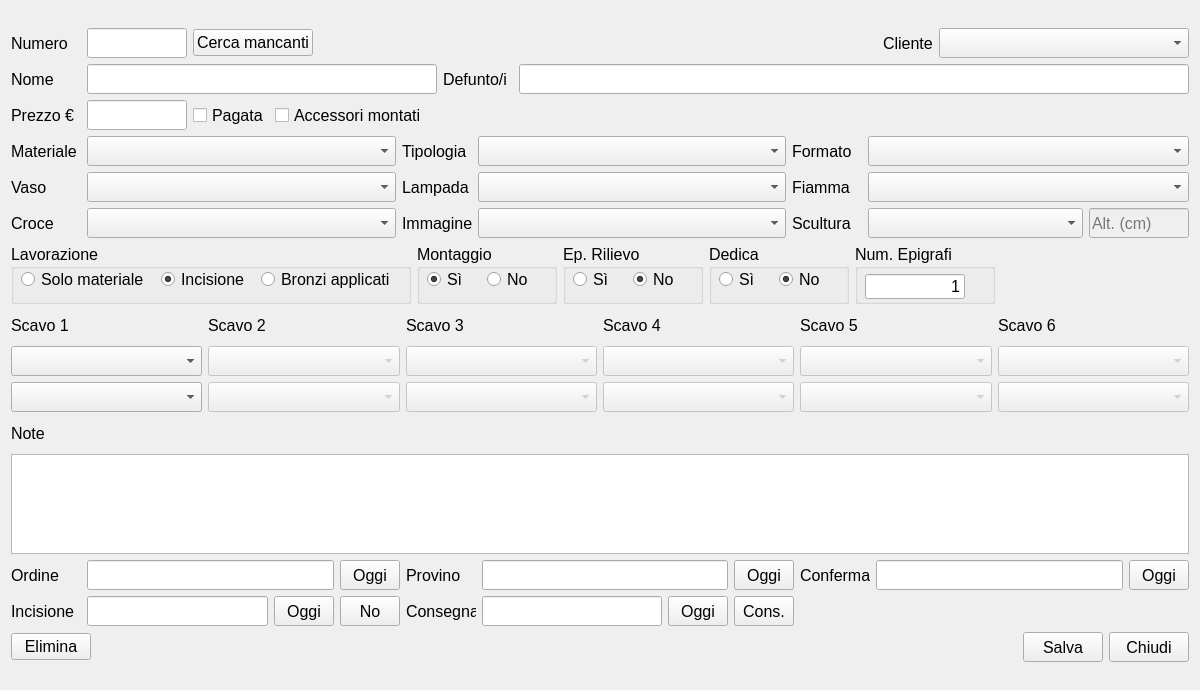
The window that Tomb.ui (LuigiCaradonna/funeraria) describes before a commit, drawn with Qt 5.
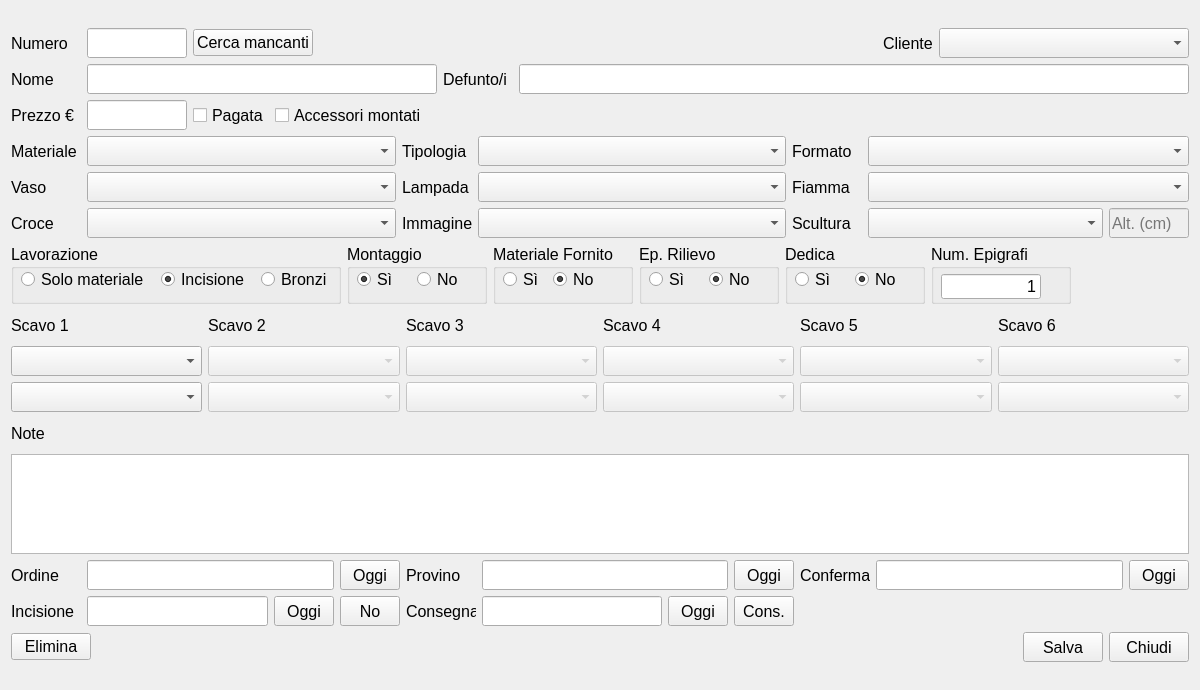
The same window after the commit.

Commit message: BUG FIX: wrong client name selection in the tomb's details combobox

```diff
--- a/Tomb.ui
+++ b/Tomb.ui
@@ -784,13 +784,13 @@
              </property>
              <property name="minimumSize">
               <size>
-               <width>100</width>
+               <width>80</width>
                <height>30</height>
               </size>
              </property>
              <property name="maximumSize">
               <size>
-               <width>100</width>
+               <width>80</width>
                <height>30</height>
               </size>
              </property>
@@ -814,13 +814,13 @@
         <widget class="QGroupBox" name="contEngravedYesNo">
          <property name="minimumSize">
           <size>
-           <width>400</width>
+           <width>330</width>
            <height>60</height>
           </size>
          </property>
          <property name="maximumSize">
           <size>
-           <width>400</width>
+           <width>330</width>
            <height>60</height>
           </size>
          </property>
@@ -883,7 +883,7 @@
            <rect>
             <x>250</x>
             <y>20</y>
-            <width>131</width>
+            <width>71</width>
             <height>30</height>
            </rect>
           </property>
@@ -900,7 +900,7 @@
            </size>
           </property>
           <property name="text">
-           <string>Bronzi applicati</string>
+           <string>Bronzi</string>
           </property>
          </widget>
         </widget>
@@ -980,6 +980,72 @@
          </widget>
         </widget>
        </item>
+       <item>
+        <widget class="QGroupBox" name="contMatProvided">
+         <property name="minimumSize">
+          <size>
+           <width>140</width>
+           <height>60</height>
+          </size>
+         </property>
+         <property name="maximumSize">
+          <size>
+           <width>140</width>
+           <height>60</height>
+          </size>
+         </property>
+         <property name="title">
+          <string>Materiale Fornito</string>
+         </property>
+         <widget class="QRadioButton" name="rbMProvYes">
+          <property name="geometry">
+           <rect>
+            <x>10</x>
+            <y>20</y>
+            <width>41</width>
+            <height>30</height>
+           </rect>
+          </property>
+          <property name="minimumSize">
+           <size>
+            <width>0</width>
+            <height>30</height>
+           </size>
+          </property>
+          <property name="maximumSize">
+           <size>
+            <width>16777215</width>
+            <height>30</height>
+           </size>
+          </property>
+          <property name="text">
+           <string>Sì</string>
+          </property>
+         </widget>
+         <widget class="QRadioButton" name="rbMProvNo">
+          <property name="geometry">
+           <rect>
+            <x>60</x>
+            <y>20</y>
+            <width>51</width>
+            <height>30</height>
+           </rect>
+          </property>
+          <property name="minimumSize">
+           <size>
+            <width>0</width>
+            <height>30</height>
+           </size>
+          </property>
+          <property name="text">
+           <string>No</string>
+          </property>
+          <property name="checked">
+           <bool>true</bool>
+          </property>
+         </widget>
+        </widget>
+       </item>
        <item>
         <widget class="QGroupBox" name="contEpRelief">
          <property name="minimumSize">
```
Left out of the diff: 4 changed lines with no effect on the pictures. The commit also changes 5 other files.
